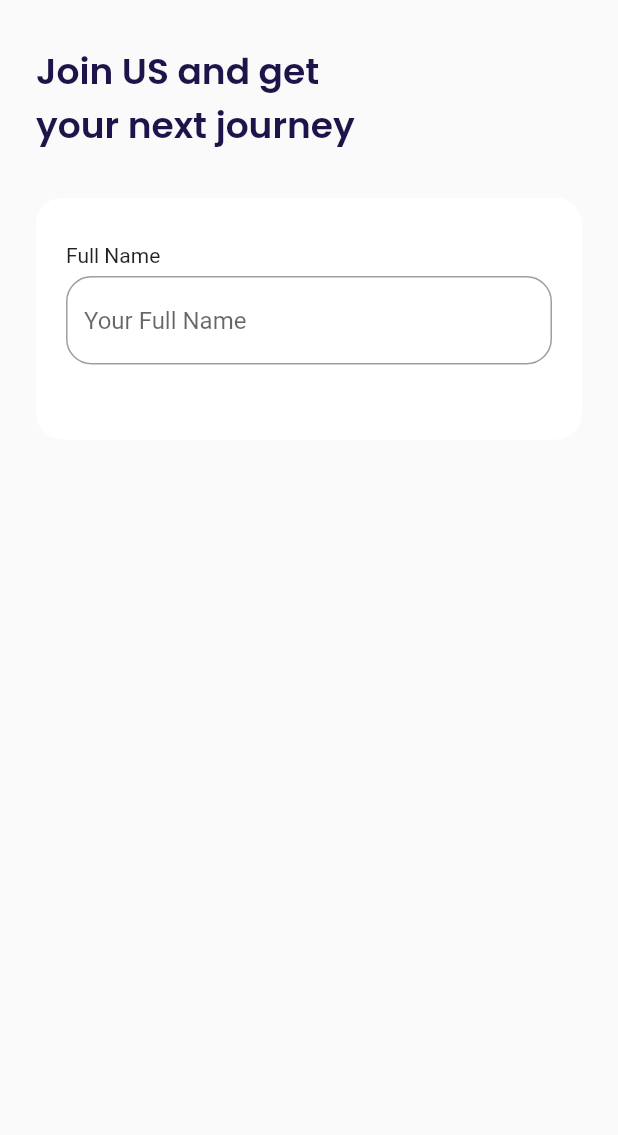
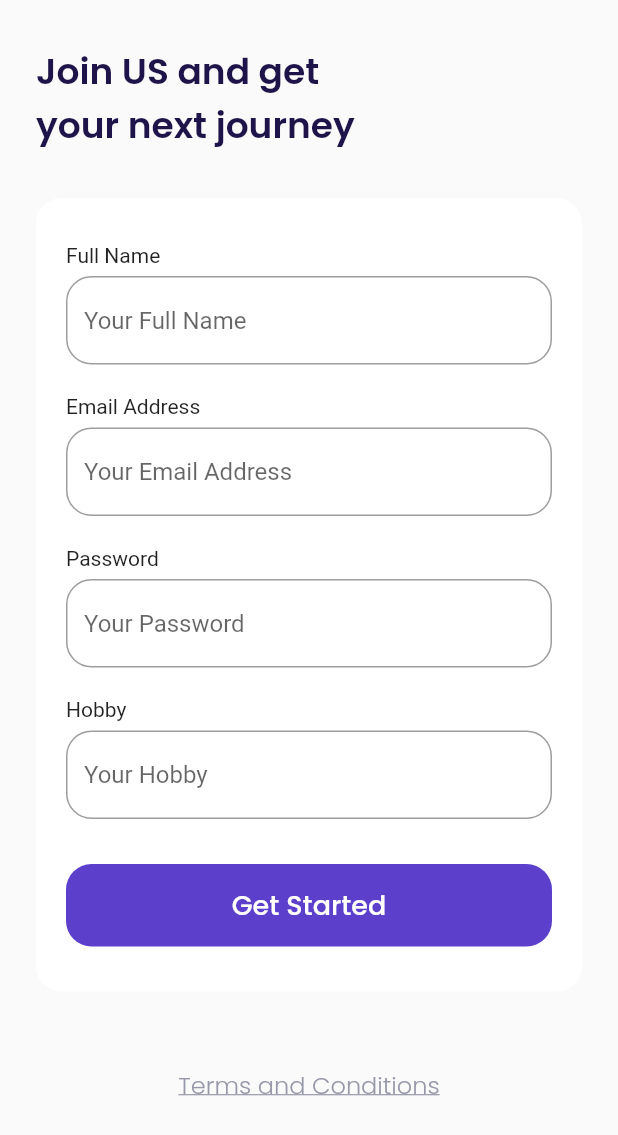
Before and after one commit to rafli-maulana/airplane, a Flutter app: the screen it shows after launch, after a tap on "Get Started", on a phone screen of 412 x 824 dp. Shown: the top 1135 px of the screen. Run offline on Flutter 3.47's test engine with Material 2 defaults, Android fonts, the phone set to English and light mode, and no system bars; our stand-ins replace google_fonts.

Commit message:
add some features

```diff
--- a/lib/main.dart
+++ b/lib/main.dart
@@ -1,9 +1,11 @@
+import 'package:airplane/ui/pages/bonus_page.dart';
 import 'package:airplane/ui/pages/get_started_page.dart';
+import 'package:airplane/ui/pages/main_page.dart';
 import 'package:airplane/ui/pages/sign_up_page.dart';
 import 'package:airplane/ui/pages/splash_page.dart';
 import 'package:flutter/material.dart';
 
-void main() => runApp(MyApp());
+void main() => runApp(const MyApp());
 
 class MyApp extends StatelessWidget {
   const MyApp({Key? key}) : super(key: key);
@@ -13,9 +15,11 @@ class MyApp extends StatelessWidget {
     return MaterialApp(
       debugShowCheckedModeBanner: false,
       routes: {
-        '/': (context) => SplashPage(),
-        '/get-started': (context) => GetStartedPage(),
-        '/sign-up': (context) => SignUpPage(),
+        '/': (context) => const SplashPage(),
+        '/get-started': (context) => const GetStartedPage(),
+        '/sign-up': (context) => const SignUpPage(),
+        '/bonus': (context) => const BonusPage(),
+        '/main': (context) => const MainPage(),
       },
     );
   }
--- a/lib/shared/theme.dart
+++ b/lib/shared/theme.dart
@@ -4,14 +4,15 @@ import 'package:google_fonts/google_fonts.dart';
 double defaultMargin = 24.0;
 double defaultRadius = 17.0;
 
-Color kPrimaryColor = Color(0xff5C40CC);
-Color kBlackColor = Color(0xff1F1449);
-Color kWhiteColor = Color(0xffFFFFFF);
-Color kGreyColor = Color(0xff9698A9);
-Color kGreenColor = Color(0xff0EC3AE);
-Color kRedColor = Color(0xffEB70A5);
-Color kBackgroundColor = Color(0xffFAFAFA);
-Color kInactiveColor = Color(0xffDBD7EC);
+Color kPrimaryColor = const Color(0xff5C40CC);
+Color kBlackColor = const Color(0xff1F1449);
+Color kWhiteColor = const Color(0xffFFFFFF);
+Color kGreyColor = const Color(0xff9698A9);
+Color kGreenColor = const Color(0xff0EC3AE);
+Color kRedColor = const Color(0xffEB70A5);
+Color kBackgroundColor = const Color(0xffFAFAFA);
+Color kInactiveColor = const Color(0xffDBD7EC);
+Color kTransparentColor = Colors.transparent;
 
 TextStyle blackStyleText = GoogleFonts.poppins(
   color: kBlackColor,
--- a/lib/ui/pages/get_started_page.dart
+++ b/lib/ui/pages/get_started_page.dart
@@ -12,7 +12,7 @@ class GetStartedPage extends StatelessWidget {
           Container(
             width: double.infinity,
             height: double.infinity,
-            decoration: BoxDecoration(
+            decoration: const BoxDecoration(
               image: DecorationImage(
                   image: AssetImage('assets/image_get_started.png'),
                   fit: BoxFit.cover),
@@ -27,7 +27,7 @@ class GetStartedPage extends StatelessWidget {
                   style: whiteStyleText.copyWith(
                       fontSize: 32, fontWeight: semiBold),
                 ),
-                SizedBox(
+                const SizedBox(
                   height: 10,
                 ),
                 Text(
@@ -41,7 +41,7 @@ class GetStartedPage extends StatelessWidget {
                 Container(
                   width: 220,
                   height: 55,
-                  margin: EdgeInsets.only(top: 50, bottom: 80),
+                  margin: const EdgeInsets.only(top: 50, bottom: 80),
                   child: TextButton(
                     onPressed: () {
                       Navigator.pushNamed(context, '/sign-up');
--- a/lib/ui/pages/sign_up_page.dart
+++ b/lib/ui/pages/sign_up_page.dart
@@ -1,3 +1,5 @@
+// ignore_for_file: non_constant_identifier_names, sized_box_for_whitespace
+
 import 'package:flutter/material.dart';
 import '../../shared/theme.dart';
 
@@ -8,7 +10,7 @@ class SignUpPage extends StatelessWidget {
   Widget build(BuildContext context) {
     Widget title() {
       return Container(
-        margin: EdgeInsets.only(top: 30),
+        margin: const EdgeInsets.only(top: 30),
         child: Text(
           'Join US and get\nyour next journey',
           style: blackStyleText.copyWith(
@@ -19,27 +21,31 @@ class SignUpPage extends StatelessWidget {
       );
     }
 
-    Widget InputSection(){
-
-      Widget emailInput(){
+    Widget InputSection() {
+      Widget nameInput() {
         return Container(
-          margin: EdgeInsets.only(bottom: 20),
+          margin: const EdgeInsets.only(bottom: 20),
           child: Column(
             crossAxisAlignment: CrossAxisAlignment.start,
             children: [
-              Text('Full Name'),
-              SizedBox(height: 6,),
+              const Text('Full Name'),
+              const SizedBox(
+                height: 6,
+              ),
               TextFormField(
                 cursorColor: kBlackColor,
                 decoration: InputDecoration(
                   hintText: 'Your Full Name',
-                  border: OutlineInputBorder(borderRadius: BorderRadius.circular(defaultRadius,),
+                  border: OutlineInputBorder(
+                    borderRadius: BorderRadius.circular(
+                      defaultRadius,
+                    ),
                   ),
-                  focusedBorder: OutlineInputBorder(borderRadius: BorderRadius.circular(defaultRadius),
-                  borderSide: BorderSide(
-                    color: kPrimaryColor,
-                  )
-                  ),
+                  focusedBorder: OutlineInputBorder(
+                      borderRadius: BorderRadius.circular(defaultRadius),
+                      borderSide: BorderSide(
+                        color: kPrimaryColor,
+                      )),
                 ),
               ),
             ],
@@ -47,16 +53,152 @@ class SignUpPage extends StatelessWidget {
         );
       }
 
+      Widget emailInput() {
+        return Container(
+          margin: const EdgeInsets.only(bottom: 20),
+          child: Column(
+            crossAxisAlignment: CrossAxisAlignment.start,
+            children: [
+              const Text('Email Address'),
+              const SizedBox(
+                height: 6,
+              ),
+              TextFormField(
+                cursorColor: kBlackColor,
+                decoration: InputDecoration(
+                  hintText: 'Your Email Address',
+                  border: OutlineInputBorder(
+                    borderRadius: BorderRadius.circular(
+                      defaultRadius,
+                    ),
+                  ),
+                  focusedBorder: OutlineInputBorder(
+                      borderRadius: BorderRadius.circular(defaultRadius),
+                      borderSide: BorderSide(
+                        color: kPrimaryColor,
+                      )),
+                ),
+              ),
+            ],
+          ),
+        );
+      }
+
+      Widget passwordInput() {
+        return Container(
+          margin: const EdgeInsets.only(bottom: 20),
+          child: Column(
+            crossAxisAlignment: CrossAxisAlignment.start,
+            children: [
+              const Text('Password'),
+              const SizedBox(
+                height: 6,
+              ),
+              TextFormField(
+                obscureText: true,
+                cursorColor: kBlackColor,
+                decoration: InputDecoration(
+                  hintText: 'Your Password',
+                  border: OutlineInputBorder(
+                    borderRadius: BorderRadius.circular(
+                      defaultRadius,
+                    ),
+                  ),
+                  focusedBorder: OutlineInputBorder(
+                      borderRadius: BorderRadius.circular(defaultRadius),
+                      borderSide: BorderSide(
+                        color: kPrimaryColor,
+                      )),
+                ),
+              ),
+            ],
+          ),
+        );
+      }
+
+      Widget hobbyInput() {
+        return Container(
+          margin: const EdgeInsets.only(bottom: 30),
+          child: Column(
+            crossAxisAlignment: CrossAxisAlignment.start,
+            children: [
+              const Text('Hobby'),
+              const SizedBox(
+                height: 6,
+              ),
+              TextFormField(
+                cursorColor: kBlackColor,
+                decoration: InputDecoration(
+                  hintText: 'Your Hobby',
+                  border: OutlineInputBorder(
+                    borderRadius: BorderRadius.circular(
+                      defaultRadius,
+                    ),
+                  ),
+                  focusedBorder: OutlineInputBorder(
+                      borderRadius: BorderRadius.circular(defaultRadius),
+                      borderSide: BorderSide(
+                        color: kPrimaryColor,
+                      )),
+                ),
+              ),
+            ],
+          ),
+        );
+      }
+
+      Widget submitButton() {
+        return Container(
+          width: double.infinity,
+          height: 55,
+          child: TextButton(
+            onPressed: () {
+              Navigator.pushNamed(context, '/bonus');
+            },
+            style: TextButton.styleFrom(
+                backgroundColor: kPrimaryColor,
+                shape: RoundedRectangleBorder(
+                  borderRadius: BorderRadius.circular(defaultRadius),
+                )),
+            child: Text(
+              'Get Started',
+              style: whiteStyleText.copyWith(fontSize: 18, fontWeight: medium),
+            ),
+          ),
+        );
+      }
+
       return Container(
-        margin: EdgeInsets.only(top: 30),
-        padding: EdgeInsets.symmetric(horizontal: 20, vertical: 30),
+        margin: const EdgeInsets.only(top: 30),
+        padding: const EdgeInsets.symmetric(horizontal: 20, vertical: 30),
         decoration: BoxDecoration(
           color: kWhiteColor,
           borderRadius: BorderRadius.circular(defaultRadius),
         ),
-        child: Column(children: [
-          emailInput(),
-        ],),
+        child: Column(
+          children: [
+            nameInput(),
+            emailInput(),
+            passwordInput(),
+            hobbyInput(),
+            submitButton(),
+          ],
+        ),
+      );
+    }
+
+    Widget tacButton() {
+      return Container(
+        alignment: Alignment.center,
+        margin: const EdgeInsets.only(top: 50, bottom: 73),
+        child: Text(
+          'Terms and Conditions',
+          style: greyStyleText.copyWith(
+            fontSize: 16,
+            fontWeight: light,
+            decoration: TextDecoration.underline,
+          ),
+        ),
       );
     }
 
@@ -70,6 +212,7 @@ class SignUpPage extends StatelessWidget {
           children: [
             title(),
             InputSection(),
+            tacButton(),
           ],
         ),
       ),
--- a/lib/ui/pages/splash_page.dart
+++ b/lib/ui/pages/splash_page.dart
@@ -1,6 +1,5 @@
 import 'dart:async';
 
-import 'package:airplane/ui/pages/get_started_page.dart';
 import 'package:flutter/material.dart';
 import '../../shared/theme.dart';
 
@@ -14,8 +13,9 @@ class SplashPage extends StatefulWidget {
 class _SplashPageState extends State<SplashPage> {
   @override
   void initState() {
+    // ignore: todo
     // TODO: implement initState
-    Timer(Duration(seconds: 3), () {
+    Timer(const Duration(seconds: 3), () {
       Navigator.pushNamed(context, '/get-started');
     });
     super.initState();
@@ -32,8 +32,8 @@ class _SplashPageState extends State<SplashPage> {
             Container(
               width: 100,
               height: 100,
-              margin: EdgeInsets.only(bottom: 50),
-              decoration: BoxDecoration(
+              margin: const EdgeInsets.only(bottom: 50),
+              decoration: const BoxDecoration(
                 image: DecorationImage(
                   image: AssetImage(
                     'assets/icon_plane.png',
```
Also changed, not shown: lib/ui/pages/bonus_page.dart (added, +144 -0 lines), lib/ui/pages/main_page.dart (added, +54 -0 lines), lib/widgets/custom_bottom_navigation_item.dart (added, +41 -0 lines).
